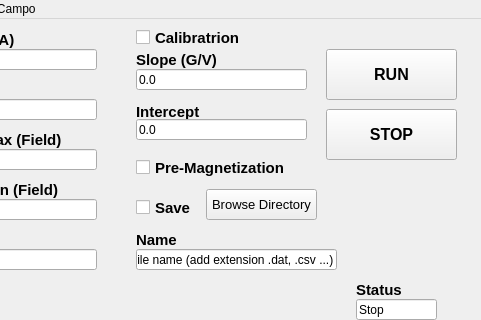
First picture: the form in All/Resistencia_vs_Campo_GUI.ui, repository agustin92/Doctorado, before the edit; both pictures show x 94 to 575 and y 0 to 320 of the 575 by 617 pixel window.
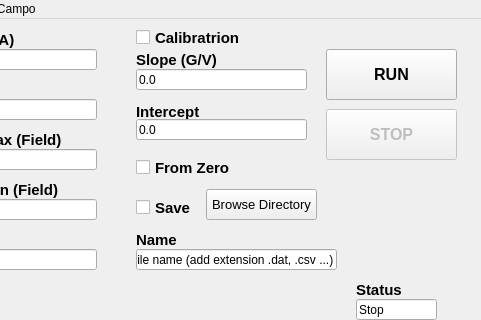
Second picture: the form after the edit. Custom widgets are drawn as their Qt base class.

Commit message:
Nuevo programa para medir resistencia vs campo
Nuevo programa para medir resistencia vs campo

```diff
--- a/All/Resistencia_vs_Campo_GUI.ui
+++ b/All/Resistencia_vs_Campo_GUI.ui
@@ -261,6 +261,9 @@
     </property>
    </widget>
    <widget class="QPushButton" name="pushButton_2">
+    <property name="enabled">
+     <bool>false</bool>
+    </property>
     <property name="geometry">
      <rect>
       <x>420</x>
@@ -542,7 +545,7 @@
      </font>
     </property>
     <property name="text">
-     <string>Pre-Magnetization</string>
+     <string>From Zero</string>
     </property>
    </widget>
   </widget>
```
The commit also changes 1 other file.
